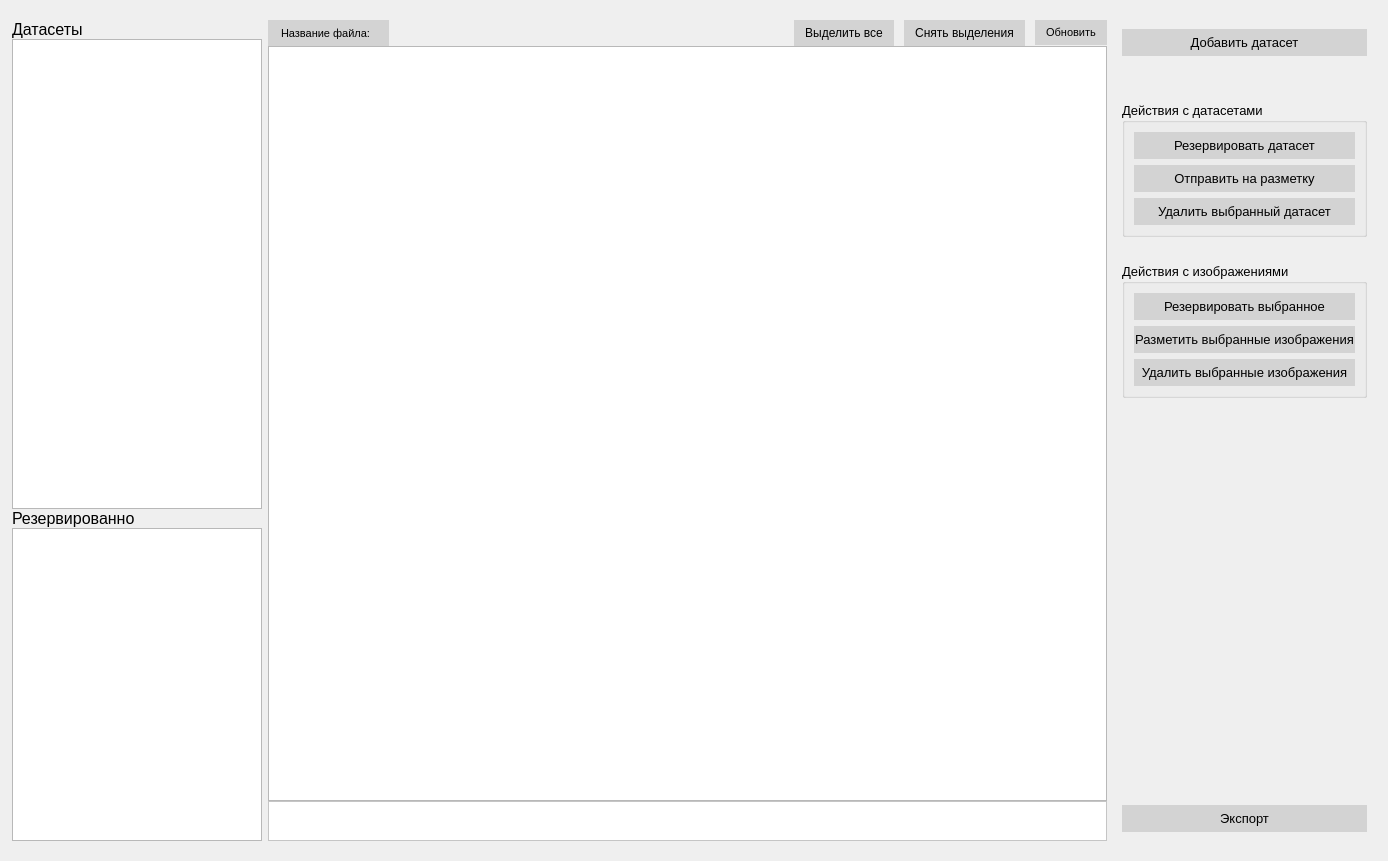
Above: desktop_app/design/dataset_page.ui from ivansoya/neural-master before the change. Below: the same form after it.
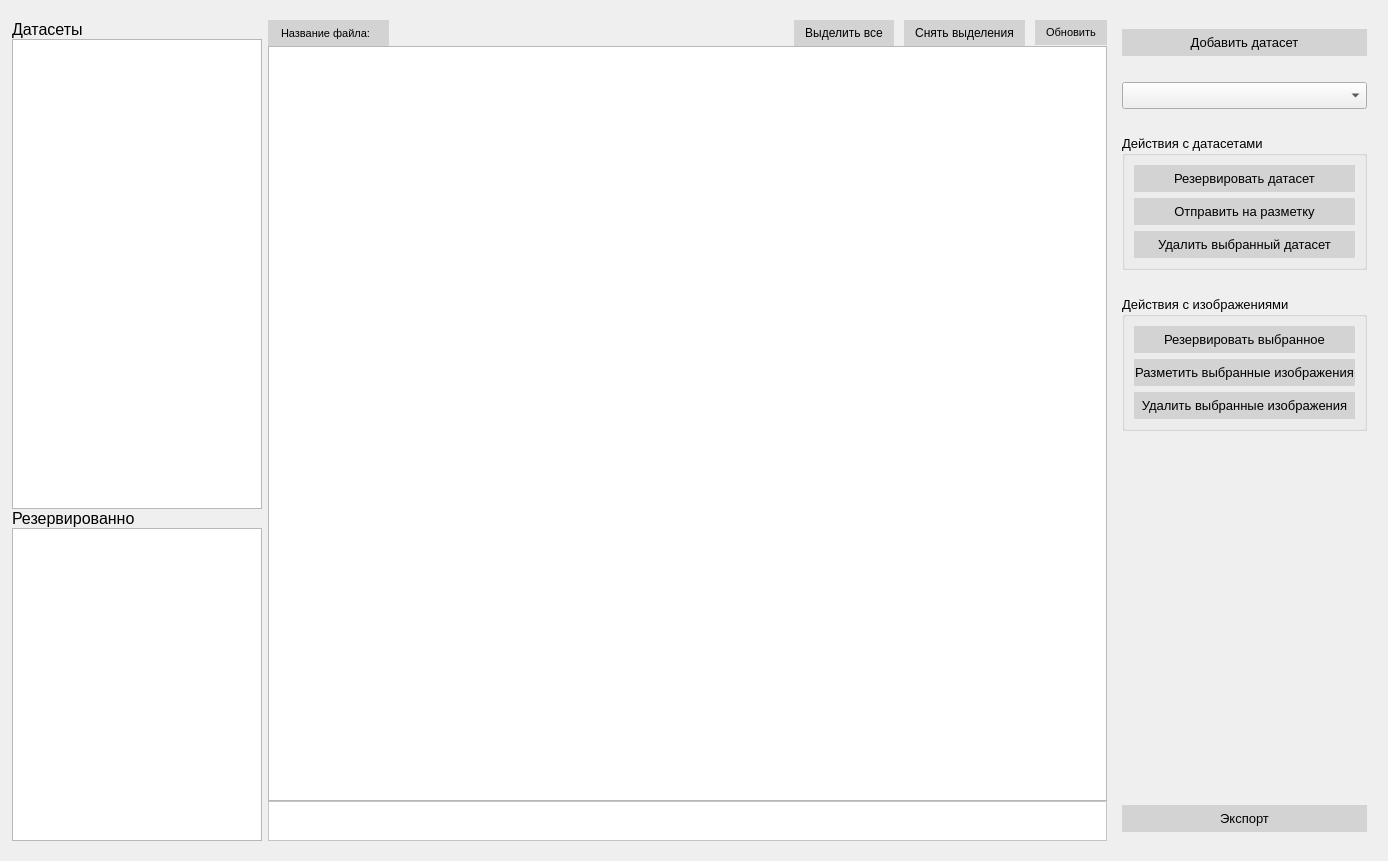
That is the form after the change. Custom widgets are drawn as their Qt base class.

Patch:
```diff
--- a/desktop_app/design/dataset_page.ui
+++ b/desktop_app/design/dataset_page.ui
@@ -326,7 +326,32 @@
            <property name="sizeHint" stdset="0">
             <size>
              <width>20</width>
-             <height>40</height>
+             <height>20</height>
+            </size>
+           </property>
+          </spacer>
+         </item>
+         <item>
+          <widget class="EnumComboBox" name="combo_annotation_type">
+           <property name="font">
+            <font>
+             <pointsize>12</pointsize>
+            </font>
+           </property>
+          </widget>
+         </item>
+         <item>
+          <spacer name="verticalSpacer_4">
+           <property name="orientation">
+            <enum>Qt::Vertical</enum>
+           </property>
+           <property name="sizeType">
+            <enum>QSizePolicy::Fixed</enum>
+           </property>
+           <property name="sizeHint" stdset="0">
+            <size>
+             <width>20</width>
+             <height>20</height>
             </size>
            </property>
           </spacer>
@@ -506,6 +531,11 @@
    <extends>QGraphicsView</extends>
    <header location="global">dataset.image_gallery</header>
   </customwidget>
+  <customwidget>
+   <class>EnumComboBox</class>
+   <extends>QComboBox</extends>
+   <header location="global">dataset.dataset_widgets</header>
+  </customwidget>
  </customwidgets>
  <resources/>
  <connections/>
```
